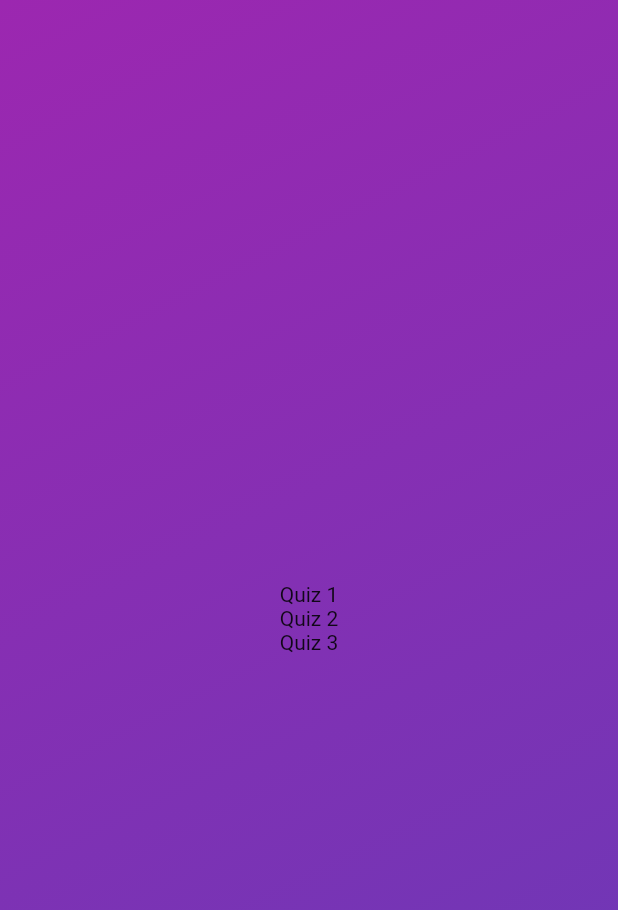
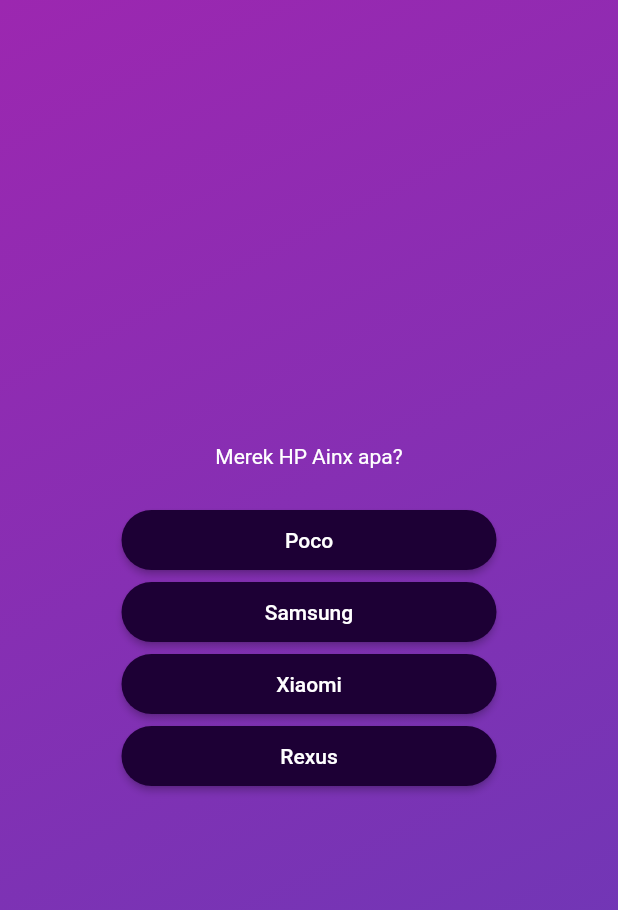
Before and after one commit to FajarRAP/advanced_basics_flutter, a Flutter app: the screen it shows after launch, after a tap on "Mulai Kuis", on a phone screen of 412 x 824 dp. Shown: the top 910 px of the screen. Run offline on Flutter 3.47's test engine with Material 2 defaults, Android fonts, the phone set to English and light mode, and no system bars.

Commit message:
membuat custom widget tombol jawaban

```diff
--- a/lib/kuis.dart
+++ b/lib/kuis.dart
@@ -11,17 +11,11 @@ class Kuis extends StatefulWidget {
 }
 
 class _KuisState extends State<Kuis> {
-  Widget? layarAktif;
-
-  @override
-  void initState() {
-    layarAktif = LayarPertama(gantiLayar);
-    super.initState();
-  }
+  String layarAktif = "layar_awal";
 
   void gantiLayar() {
     setState(() {
-      layarAktif = const LayarPertanyaan();
+      layarAktif = "layar_pertanyaan";
     });
   }
 
@@ -36,7 +30,9 @@ class _KuisState extends State<Kuis> {
                 begin: Alignment.topLeft,
                 end: Alignment.bottomRight),
           ),
-          child: layarAktif,
+          child: layarAktif != "layar_awal"
+              ? const LayarPertanyaan()
+              : LayarPertama(gantiLayar),
         ),
       ),
     );
--- a/lib/layar_pertanyaan.dart
+++ b/lib/layar_pertanyaan.dart
@@ -1,4 +1,6 @@
+import 'package:advanced_basics/tombol_jawaban.dart';
 import 'package:flutter/material.dart';
+import 'package:advanced_basics/data/data_soal.dart';
 
 class LayarPertanyaan extends StatefulWidget {
   const LayarPertanyaan({super.key});
@@ -11,13 +13,34 @@ class LayarPertanyaan extends StatefulWidget {
 class _LayarPertanyaanState extends State<LayarPertanyaan> {
   @override
   Widget build(context) {
-    return const Center(
+    return SizedBox(
+      width: double.infinity,
       child: Column(
-        mainAxisSize: MainAxisSize.min,
+        mainAxisAlignment: MainAxisAlignment.center,
         children: [
-          Text("Quiz 1"),
-          Text("Quiz 2"),
-          Text("Quiz 3"),
+          Text(
+            pertanyaan[0].soal,
+            style: const TextStyle(
+              color: Colors.white,
+            ),
+          ),
+          const SizedBox(height: 24),
+          TombolJawaban(
+            tombolnya: () {},
+            opsiJawaban: pertanyaan[0].opsiJawaban[0],
+          ),
+          TombolJawaban(
+            tombolnya: () {},
+            opsiJawaban: pertanyaan[0].opsiJawaban[1],
+          ),
+          TombolJawaban(
+            tombolnya: () {},
+            opsiJawaban: pertanyaan[0].opsiJawaban[2],
+          ),
+          TombolJawaban(
+            tombolnya: () {},
+            opsiJawaban: pertanyaan[0].opsiJawaban[3],
+          ),
         ],
       ),
     );
--- /dev/null
+++ b/lib/tombol_jawaban.dart
@@ -0,0 +1,32 @@
+import 'package:flutter/material.dart';
+
+class TombolJawaban extends StatelessWidget {
+  const TombolJawaban({
+    super.key,
+    required this.tombolnya,
+    required this.opsiJawaban,
+  });
+
+  final String opsiJawaban;
+  final void Function() tombolnya;
+
+  @override
+  Widget build(context) {
+    return ElevatedButton(
+      onPressed: tombolnya,
+      style: ElevatedButton.styleFrom(
+        backgroundColor: const Color.fromARGB(255, 29, 0, 53),
+        foregroundColor: Colors.white,
+        shape: RoundedRectangleBorder(
+          borderRadius: BorderRadius.circular(24),
+        ),
+        padding: const EdgeInsets.symmetric(
+          vertical: 12,
+          horizontal: 44,
+        ),
+        minimumSize: const Size(250, 40),
+      ),
+      child: Text(opsiJawaban),
+    );
+  }
+}
```
